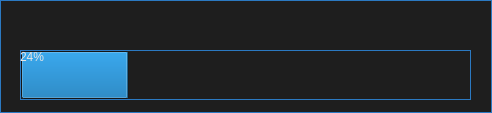
Old version of the form ui/ui_progress_bar.ui in the repository il721/EasyBack.
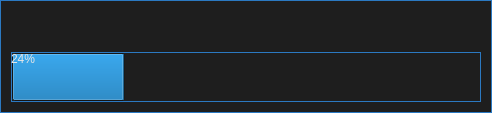
New version of the form.

Commit message: Progress bar was done

The edit to the form file:
```diff
--- a/ui/ui_progress_bar.ui
+++ b/ui/ui_progress_bar.ui
@@ -31,15 +31,16 @@
 QFrame{
 border-color: #2B79C2;}</string>
   </property>
+  <layout class="QVBoxLayout" name="verticalLayout">
+   <item>
+    <widget class="QLabel" name="progress_text">
+     <property name="text">
+      <string/>
+     </property>
+    </widget>
+   </item>
+   <item>
   <widget class="QProgressBar" name="progress_bar_line">
-   <property name="geometry">
-    <rect>
-     <x>20</x>
-     <y>50</y>
-     <width>451</width>
-     <height>50</height>
-    </rect>
-   </property>
    <property name="minimumSize">
     <size>
      <width>0</width>
@@ -56,6 +57,8 @@
     <number>24</number>
    </property>
   </widget>
+   </item>
+  </layout>
  </widget>
  <resources/>
  <connections/>
```
Lines whose indentation alone changed are shown as unchanged. The commit also changes 4 other files.
